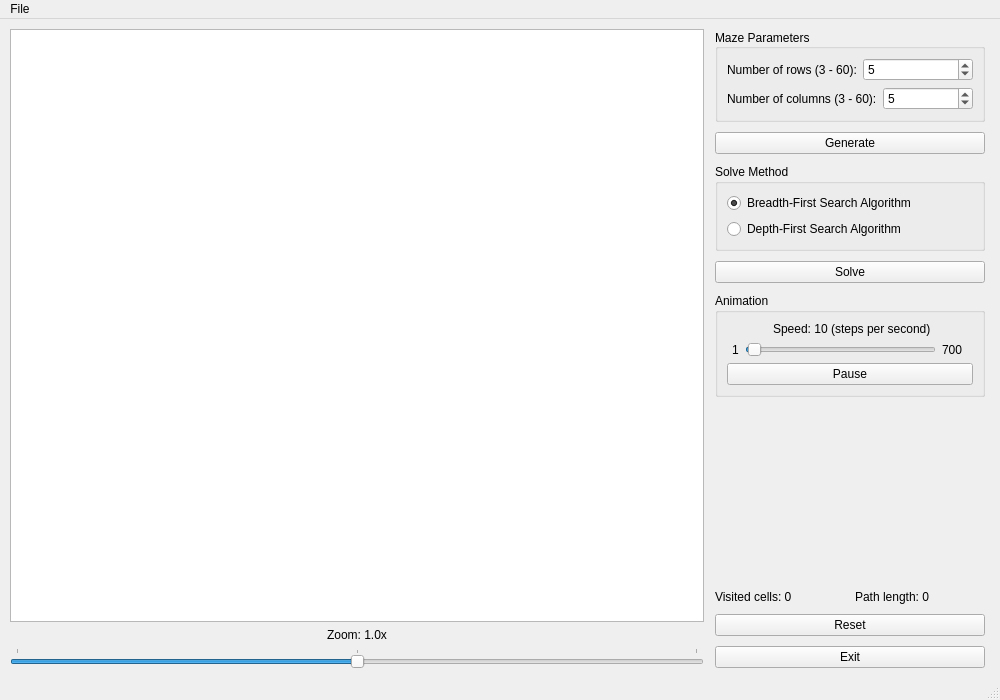
Old version of the form MazeSolver/mainwindow.ui in the repository patrykkuta/Maze-Solver.
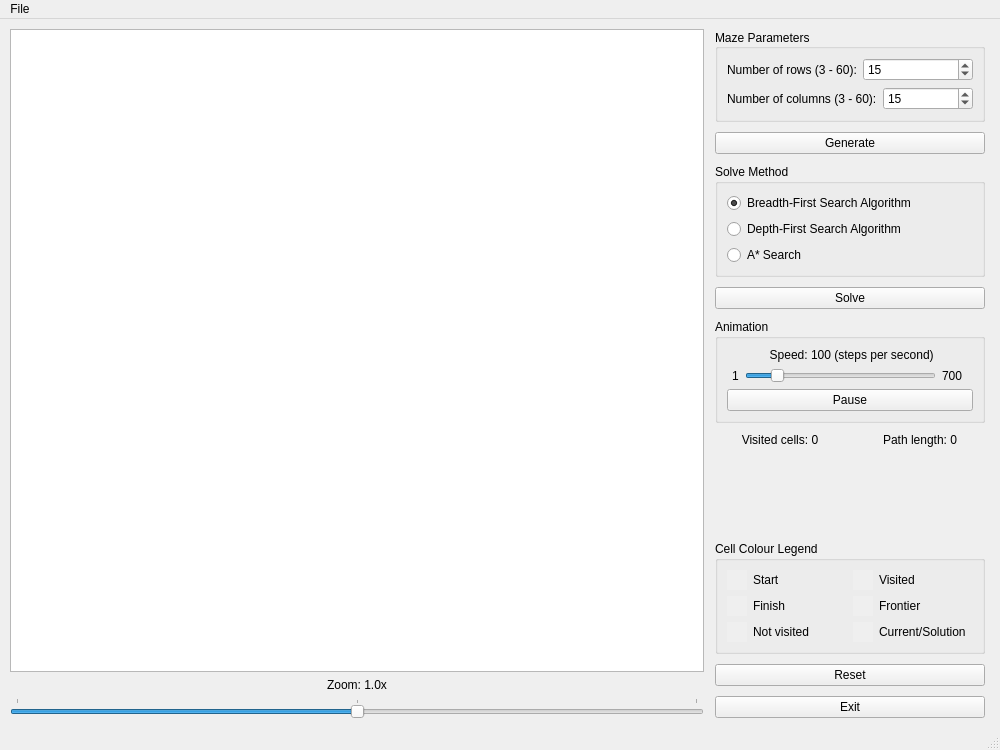
New version of the form.

Commit message: Added colour legend

The edit to the form file:
```diff
--- a/MazeSolver/mainwindow.ui
+++ b/MazeSolver/mainwindow.ui
@@ -10,13 +10,13 @@
     <x>0</x>
     <y>0</y>
     <width>1000</width>
-    <height>700</height>
+    <height>750</height>
    </rect>
   </property>
   <property name="minimumSize">
    <size>
     <width>800</width>
-    <height>670</height>
+    <height>750</height>
    </size>
   </property>
   <property name="windowTitle">
@@ -70,6 +70,15 @@
         <property name="frameShape">
          <enum>QFrame::StyledPanel</enum>
         </property>
+        <property name="sizeAdjustPolicy">
+         <enum>QAbstractScrollArea::AdjustIgnored</enum>
+        </property>
+        <property name="dragMode">
+         <enum>QGraphicsView::ScrollHandDrag</enum>
+        </property>
+        <property name="resizeAnchor">
+         <enum>QGraphicsView::NoAnchor</enum>
+        </property>
        </widget>
       </item>
       <item>
@@ -204,7 +213,7 @@
                <number>60</number>
               </property>
               <property name="value">
-               <number>5</number>
+               <number>15</number>
               </property>
              </widget>
             </item>
@@ -249,7 +258,7 @@
                <number>60</number>
               </property>
               <property name="value">
-               <number>5</number>
+               <number>15</number>
               </property>
              </widget>
             </item>
@@ -294,6 +303,13 @@
             </property>
            </widget>
           </item>
+          <item>
+           <widget class="QRadioButton" name="aStarRButton">
+            <property name="text">
+             <string>A* Search</string>
+            </property>
+           </widget>
+          </item>
          </layout>
         </widget>
        </item>
@@ -327,7 +343,7 @@
                </sizepolicy>
               </property>
               <property name="text">
-               <string> Speed: 10 (steps per second)</string>
+               <string> Speed: 100 (steps per second)</string>
               </property>
               <property name="alignment">
                <set>Qt::AlignCenter</set>
@@ -361,7 +377,7 @@
                  <number>700</number>
                 </property>
                 <property name="value">
-                 <number>10</number>
+                 <number>100</number>
                 </property>
                 <property name="tracking">
                  <bool>true</bool>
@@ -407,6 +423,42 @@
          </layout>
         </widget>
        </item>
+       <item>
+        <layout class="QHBoxLayout" name="horizontalLayout_7">
+         <item>
+          <widget class="QLabel" name="visitedCellsLabel">
+           <property name="sizePolicy">
+            <sizepolicy hsizetype="Preferred" vsizetype="Fixed">
+             <horstretch>0</horstretch>
+             <verstretch>0</verstretch>
+            </sizepolicy>
+           </property>
+           <property name="text">
+            <string>Visited cells: 0</string>
+           </property>
+           <property name="alignment">
+            <set>Qt::AlignCenter</set>
+           </property>
+          </widget>
+         </item>
+         <item>
+          <widget class="QLabel" name="pathLengthLabel">
+           <property name="sizePolicy">
+            <sizepolicy hsizetype="Preferred" vsizetype="Fixed">
+             <horstretch>0</horstretch>
+             <verstretch>0</verstretch>
+            </sizepolicy>
+           </property>
+           <property name="text">
+            <string>Path length: 0</string>
+           </property>
+           <property name="alignment">
+            <set>Qt::AlignCenter</set>
+           </property>
+          </widget>
+         </item>
+        </layout>
+       </item>
        <item>
         <spacer name="verticalSpacer">
          <property name="orientation">
@@ -421,37 +473,229 @@
         </spacer>
        </item>
        <item>
-        <layout class="QHBoxLayout" name="horizontalLayout_7">
-         <item>
-          <widget class="QLabel" name="visitedCellsLabel">
-           <property name="sizePolicy">
-            <sizepolicy hsizetype="Preferred" vsizetype="Fixed">
-             <horstretch>0</horstretch>
-             <verstretch>0</verstretch>
-            </sizepolicy>
-           </property>
-           <property name="text">
-            <string>Visited cells: 0</string>
-           </property>
-          </widget>
-         </item>
-         <item>
-          <widget class="QLabel" name="pathLengthLabel">
-           <property name="sizePolicy">
-            <sizepolicy hsizetype="Preferred" vsizetype="Fixed">
-             <horstretch>0</horstretch>
-             <verstretch>0</verstretch>
-            </sizepolicy>
-           </property>
-           <property name="text">
-            <string>Path length: 0</string>
-           </property>
-           <property name="alignment">
-            <set>Qt::AlignLeading|Qt::AlignLeft|Qt::AlignVCenter</set>
-           </property>
-          </widget>
-         </item>
-        </layout>
+        <widget class="QGroupBox" name="colorLegendGroupBox">
+         <property name="title">
+          <string>Cell Colour Legend</string>
+         </property>
+         <layout class="QGridLayout" name="gridLayout">
+          <item row="2" column="0">
+           <layout class="QHBoxLayout" name="horizontalLayout_8">
+            <item>
+             <widget class="QWidget" name="notVisitedCellColour" native="true">
+              <property name="sizePolicy">
+               <sizepolicy hsizetype="Fixed" vsizetype="Fixed">
+                <horstretch>0</horstretch>
+                <verstretch>0</verstretch>
+               </sizepolicy>
+              </property>
+              <property name="minimumSize">
+               <size>
+                <width>20</width>
+                <height>20</height>
+               </size>
+              </property>
+              <property name="maximumSize">
+               <size>
+                <width>20</width>
+                <height>20</height>
+               </size>
+              </property>
+              <property name="autoFillBackground">
+               <bool>true</bool>
+              </property>
+             </widget>
+            </item>
+            <item>
+             <widget class="QLabel" name="label_9">
+              <property name="text">
+               <string>Not visited</string>
+              </property>
+             </widget>
+            </item>
+           </layout>
+          </item>
+          <item row="1" column="0">
+           <layout class="QHBoxLayout" name="horizontalLayout_9">
+            <item>
+             <widget class="QWidget" name="finishCellColour" native="true">
+              <property name="sizePolicy">
+               <sizepolicy hsizetype="Fixed" vsizetype="Fixed">
+                <horstretch>0</horstretch>
+                <verstretch>0</verstretch>
+               </sizepolicy>
+              </property>
+              <property name="minimumSize">
+               <size>
+                <width>20</width>
+                <height>20</height>
+               </size>
+              </property>
+              <property name="maximumSize">
+               <size>
+                <width>20</width>
+                <height>20</height>
+               </size>
+              </property>
+              <property name="autoFillBackground">
+               <bool>true</bool>
+              </property>
+             </widget>
+            </item>
+            <item>
+             <widget class="QLabel" name="label_8">
+              <property name="text">
+               <string>Finish</string>
+              </property>
+             </widget>
+            </item>
+           </layout>
+          </item>
+          <item row="1" column="1">
+           <layout class="QHBoxLayout" name="horizontalLayout">
+            <item>
+             <widget class="QWidget" name="neighbourCellColour" native="true">
+              <property name="sizePolicy">
+               <sizepolicy hsizetype="Fixed" vsizetype="Fixed">
+                <horstretch>0</horstretch>
+                <verstretch>0</verstretch>
+               </sizepolicy>
+              </property>
+              <property name="minimumSize">
+               <size>
+                <width>20</width>
+                <height>20</height>
+               </size>
+              </property>
+              <property name="maximumSize">
+               <size>
+                <width>20</width>
+                <height>20</height>
+               </size>
+              </property>
+              <property name="autoFillBackground">
+               <bool>true</bool>
+              </property>
+             </widget>
+            </item>
+            <item>
+             <widget class="QLabel" name="label_3">
+              <property name="text">
+               <string>Frontier</string>
+              </property>
+             </widget>
+            </item>
+           </layout>
+          </item>
+          <item row="0" column="0">
+           <layout class="QHBoxLayout" name="horizontalLayout_10">
+            <item>
+             <widget class="QWidget" name="startCellColour" native="true">
+              <property name="sizePolicy">
+               <sizepolicy hsizetype="Fixed" vsizetype="Fixed">
+                <horstretch>0</horstretch>
+                <verstretch>0</verstretch>
+               </sizepolicy>
+              </property>
+              <property name="minimumSize">
+               <size>
+                <width>20</width>
+                <height>20</height>
+               </size>
+              </property>
+              <property name="maximumSize">
+               <size>
+                <width>20</width>
+                <height>20</height>
+               </size>
+              </property>
+              <property name="autoFillBackground">
+               <bool>true</bool>
+              </property>
+             </widget>
+            </item>
+            <item>
+             <widget class="QLabel" name="label_5">
+              <property name="text">
+               <string>Start</string>
+              </property>
+             </widget>
+            </item>
+           </layout>
+          </item>
+          <item row="0" column="1">
+           <layout class="QHBoxLayout" name="horizontalLayout_4">
+            <item>
+             <widget class="QWidget" name="visitedCellColour" native="true">
+              <property name="sizePolicy">
+               <sizepolicy hsizetype="Fixed" vsizetype="Fixed">
+                <horstretch>0</horstretch>
+                <verstretch>0</verstretch>
+               </sizepolicy>
+              </property>
+              <property name="minimumSize">
+               <size>
+                <width>20</width>
+                <height>20</height>
+               </size>
+              </property>
+              <property name="maximumSize">
+               <size>
+                <width>20</width>
+                <height>20</height>
+               </size>
+              </property>
+              <property name="autoFillBackground">
+               <bool>true</bool>
+              </property>
+             </widget>
+            </item>
+            <item>
+             <widget class="QLabel" name="label_7">
+              <property name="text">
+               <string>Visited</string>
+              </property>
+             </widget>
+            </item>
+           </layout>
+          </item>
+          <item row="2" column="1">
+           <layout class="QHBoxLayout" name="horizontalLayout_11">
+            <item>
+             <widget class="QWidget" name="currentCellColour" native="true">
+              <property name="sizePolicy">
+               <sizepolicy hsizetype="Fixed" vsizetype="Fixed">
+                <horstretch>0</horstretch>
+                <verstretch>0</verstretch>
+               </sizepolicy>
+              </property>
+              <property name="minimumSize">
+               <size>
+                <width>20</width>
+                <height>20</height>
+               </size>
+              </property>
+              <property name="maximumSize">
+               <size>
+                <width>20</width>
+                <height>20</height>
+               </size>
+              </property>
+              <property name="autoFillBackground">
+               <bool>true</bool>
+              </property>
+             </widget>
+            </item>
+            <item>
+             <widget class="QLabel" name="label_6">
+              <property name="text">
+               <string>Current/Solution</string>
+              </property>
+             </widget>
+            </item>
+           </layout>
+          </item>
+         </layout>
+        </widget>
        </item>
        <item>
         <widget class="QPushButton" name="resetButton">
```
Left out of the diff: 11 changed lines with no effect on the pictures. The commit also changes 1 other file.
